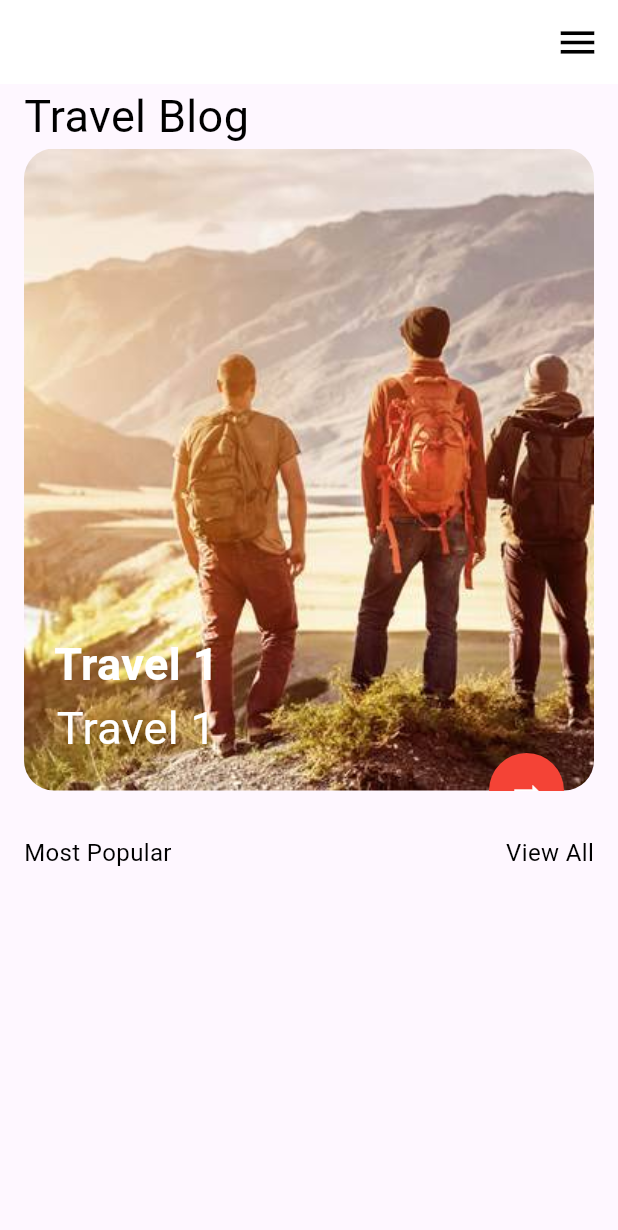
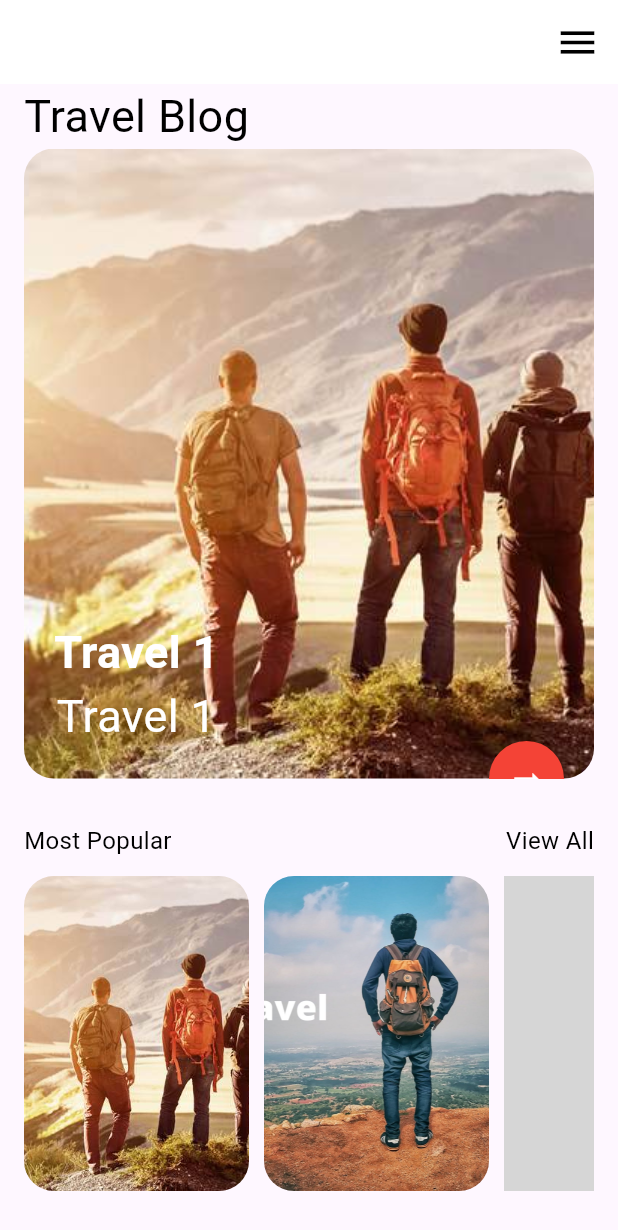
Before and after one commit to EusufUddin8926/Travell_blog_App, a Flutter app: the screen it shows after launch, on a phone screen of 412 x 824 dp. Shown: the top 1230 px of the screen. Run offline on Flutter 3.47's test engine with Material 3 defaults, Android fonts, the phone set to English and light mode, and no system bars; grey boxes are pictures that could not be loaded.

Commit message:
Add ListView for most popular travel

```diff
--- a/lib/screens/home_screen.dart
+++ b/lib/screens/home_screen.dart
@@ -1,5 +1,5 @@
 import 'package:flutter/material.dart';
-
+import '../widgets/most_popular_travel.dart';
 import '../widgets/travel_info.dart';
 
 class Home_Screen extends StatefulWidget {
@@ -16,31 +16,53 @@ class _Home_ScreenState extends State<Home_Screen> {
       appBar: AppBar(
         backgroundColor: Colors.white,
         elevation: 0.0,
-        actions: [
-        Padding(
-          padding: const EdgeInsets.only(right: 12.0),
-          child: Icon(Icons.menu, size: 30.0,color: Colors.black,),
-        )
-      ],),
-
+        actions: const [
+          Padding(
+            padding: EdgeInsets.only(right: 12.0),
+            child: Icon(
+              Icons.menu,
+              size: 30.0,
+              color: Colors.black,
+            ),
+          )
+        ],
+      ),
       body: Padding(
         padding: const EdgeInsets.only(left: 16.0, right: 16.0, bottom: 30.0),
         child: Column(
           crossAxisAlignment: CrossAxisAlignment.start,
           children: [
-            Text("Travel Blog", style: TextStyle(color: Colors.black, fontSize: 30.0, fontWeight: FontWeight.normal),),
-            Expanded(flex: 2,child: Travel_info()),
+            const Text(
+              "Travel Blog",
+              style: TextStyle(
+                  color: Colors.black,
+                  fontSize: 30.0,
+                  fontWeight: FontWeight.normal),
+            ),
+            Expanded(flex: 2, child: Travel_info()),
             Container(
-              margin: EdgeInsets.only(top: 30.0),
-              child: Row(
+              margin: EdgeInsets.only(top: 30.0, bottom: 12),
+              child: const Row(
                 mainAxisAlignment: MainAxisAlignment.spaceBetween,
                 children: [
-                  Text("Most Popular", style: TextStyle(color: Colors.black, fontSize: 16, fontWeight: FontWeight.normal),),
-                  Text("View All", style: TextStyle(color: Colors.black, fontSize: 16, fontWeight: FontWeight.normal),),
+                  Text(
+                    "Most Popular",
+                    style: TextStyle(
+                        color: Colors.black,
+                        fontSize: 16,
+                        fontWeight: FontWeight.normal),
+                  ),
+                  Text(
+                    "View All",
+                    style: TextStyle(
+                        color: Colors.black,
+                        fontSize: 16,
+                        fontWeight: FontWeight.normal),
+                  ),
                 ],
               ),
             ),
-            Expanded(child: Container())
+            Expanded(child: Most_Popular_Travel())
           ],
         ),
       ),
--- a/lib/widgets/most_popular_travel.dart
+++ b/lib/widgets/most_popular_travel.dart
@@ -1,17 +1,39 @@
 import 'package:flutter/material.dart';
 
-class Most_Popular_Travel_List extends StatefulWidget {
-  const Most_Popular_Travel_List({super.key});
+import '../model/travel.dart';
+
+class Most_Popular_Travel extends StatefulWidget {
+  const Most_Popular_Travel({super.key});
 
   @override
-  State<Most_Popular_Travel_List> createState() => _Most_Popular_Travel_ListState();
+  State<Most_Popular_Travel> createState() => _Most_Popular_Travel_ListState();
 }
 
-class _Most_Popular_Travel_ListState extends State<Most_Popular_Travel_List> {
+class _Most_Popular_Travel_ListState extends State<Most_Popular_Travel> {
+  var travelList = Travel.getMostTravelList();
   @override
   Widget build(BuildContext context) {
     return Scaffold(
-
+      body: ListView.separated(
+          scrollDirection: Axis.horizontal,
+          itemBuilder: (context, index) {
+            var travel = travelList[index];
+            return Stack(
+              children: [
+                ClipRRect(
+                  borderRadius: BorderRadius.circular(20),
+                  child: Image.asset(travel.travelImg,
+                      width: 150.0, height: 300.0, fit: BoxFit.cover),
+                )
+              ],
+            );
+          },
+          separatorBuilder: (context, index) {
+            return Container(
+              width: 10,
+            );
+          },
+          itemCount: travelList.length),
     );
   }
 }
```
Also changed, not shown: lib/widgets/travel_info.dart (+12 -7 lines).
